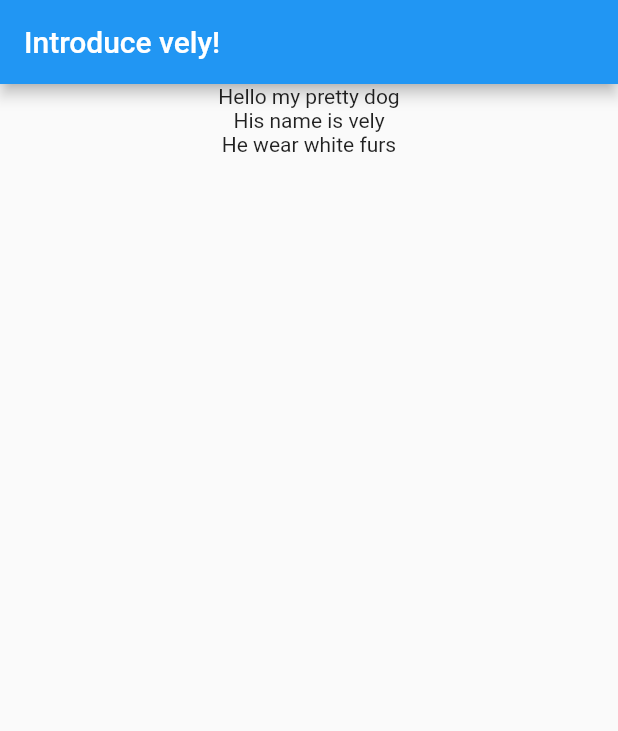
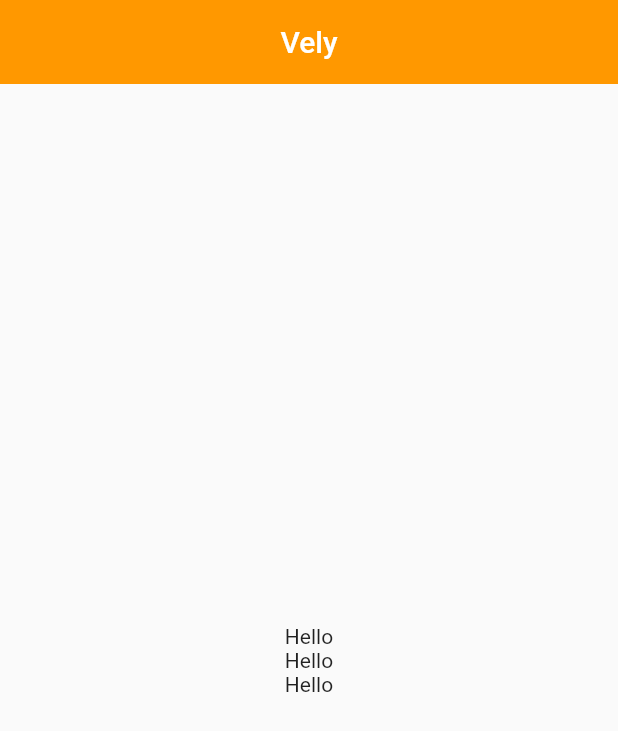
Before and after one commit to jyp90/App-TIL-Flutter, a Flutter app: the screen it shows after launch, on a phone screen of 412 x 824 dp. Shown: the top 731 px of the screen. Run offline on Flutter 3.47's test engine with Material 2 defaults, Android fonts, the phone set to English and light mode, and no system bars.

Commit message:
feat: elevation, mainAxisAlignment, Center 클래스 설명

```diff
--- a/lib/main.dart
+++ b/lib/main.dart
@@ -1,37 +1,40 @@
 import 'package:flutter/material.dart';
 
-void main() => runApp(MyApp());
+void main() => runApp(const MyApp());
 
 class MyApp extends StatelessWidget {
+  const MyApp({super.key});
+
   @override
   Widget build(BuildContext context) {
-    return MaterialApp(
-      title: "Mungmoong App",
-      theme: ThemeData(
-        primarySwatch: Colors.blue
-      ),
-      home: MyHomePage(),
+    return const MaterialApp(
+      title: "Charactor card",
+      home: MyCard(),
     );
   }
 }
 
-class MyHomePage extends StatelessWidget {
-  const MyHomePage({Key? key}) : super(key: key);
+class MyCard extends StatelessWidget {
+  const MyCard({Key? key}) : super(key: key);
 
   @override
   Widget build(BuildContext context) {
     return Scaffold(
       appBar: AppBar(
-        title: Text('Introduce vely!')
+        title: const Text('Vely'),
+        centerTitle: true,
+        backgroundColor: Colors.orange,
+        elevation: 0.0,
       ),
-      body: Center(
+      body: Center( // 화면 정중앙에 보이도록 함
         child: Column(
-          children: <Widget>[
-            Text("Hello my pretty dog"),
-            Text("His name is vely"),
-            Text("He wear white furs")
-          ]
-        )
+          mainAxisAlignment: MainAxisAlignment.center, // 상단 중간 하단 정렬 관련
+          children: const <Widget>[
+            Text("Hello"),
+            Text("Hello"),
+            Text("Hello"),
+          ],
+        ),
       )
     );
   }
```
